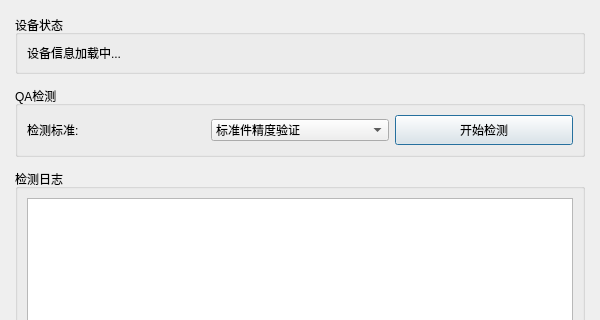
First picture: the form in dailyqawindow.ui, repository nin-yu/SLCalibration, before the edit; both pictures show x 0 to 600 and y 0 to 320 of the 600 by 500 pixel window.
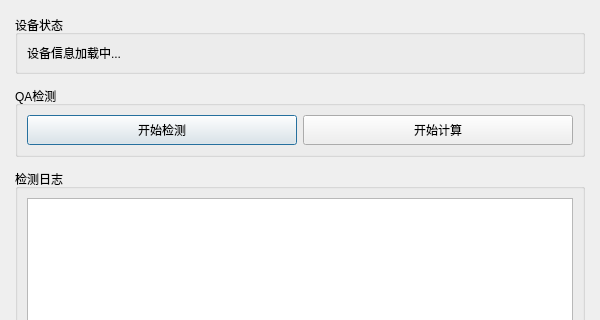
Second picture: the form after the edit.

Commit message: 日检，扫图和计算

What changed in the file:
```diff
--- a/dailyqawindow.ui
+++ b/dailyqawindow.ui
@@ -53,32 +53,6 @@
      <layout class="QVBoxLayout" name="verticalLayout_qa">
       <item>
        <layout class="QHBoxLayout" name="horizontalLayout_qaControls">
-        <item>
-         <widget class="QLabel" name="label_Standard">
-          <property name="text">
-           <string>检测标准:</string>
-          </property>
-         </widget>
-        </item>
-        <item>
-         <widget class="QComboBox" name="comboBox_Standard">
-          <item>
-           <property name="text">
-            <string>标准件精度验证</string>
-           </property>
-          </item>
-          <item>
-           <property name="text">
-            <string>图像质量检查</string>
-           </property>
-          </item>
-          <item>
-           <property name="text">
-            <string>设备连接检查</string>
-           </property>
-          </item>
-         </widget>
-        </item>
         <item>
          <widget class="QPushButton" name="pushButton_StartQA">
           <property name="text">
@@ -92,6 +66,19 @@
           </property>
          </widget>
         </item>
+        <item>
+         <widget class="QPushButton" name="pushButton_StartCompute">
+          <property name="text">
+           <string>开始计算</string>
+          </property>
+          <property name="minimumSize">
+           <size>
+            <width>120</width>
+            <height>30</height>
+           </size>
+          </property>
+         </widget>
+        </item>
        </layout>
       </item>
      </layout>
```
The commit also changes 2 other files.
